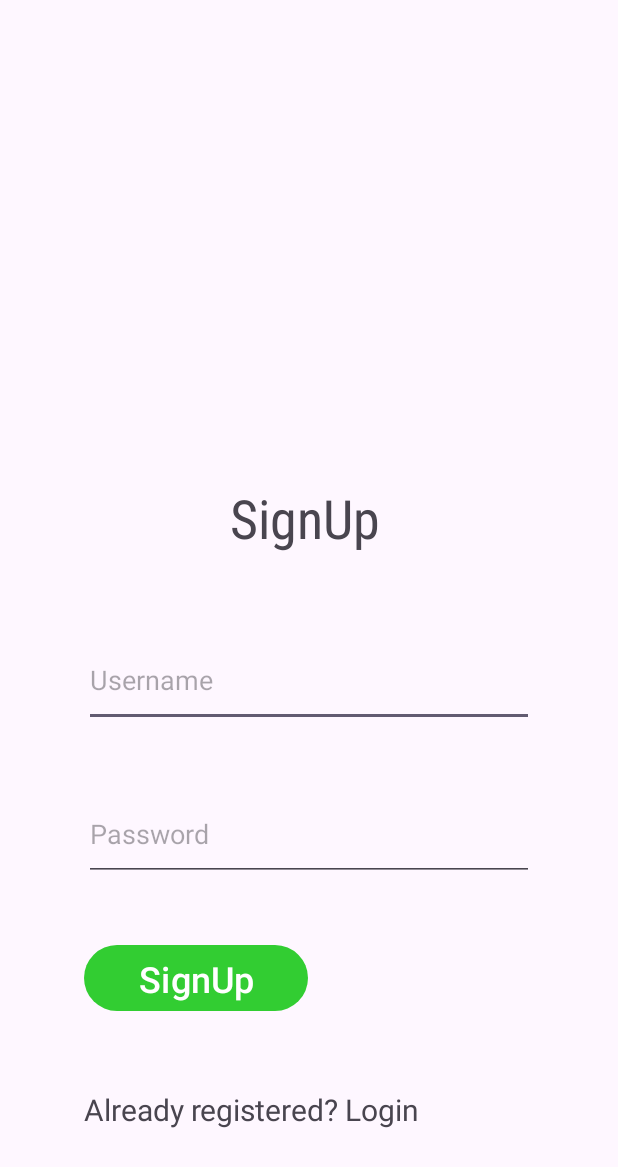
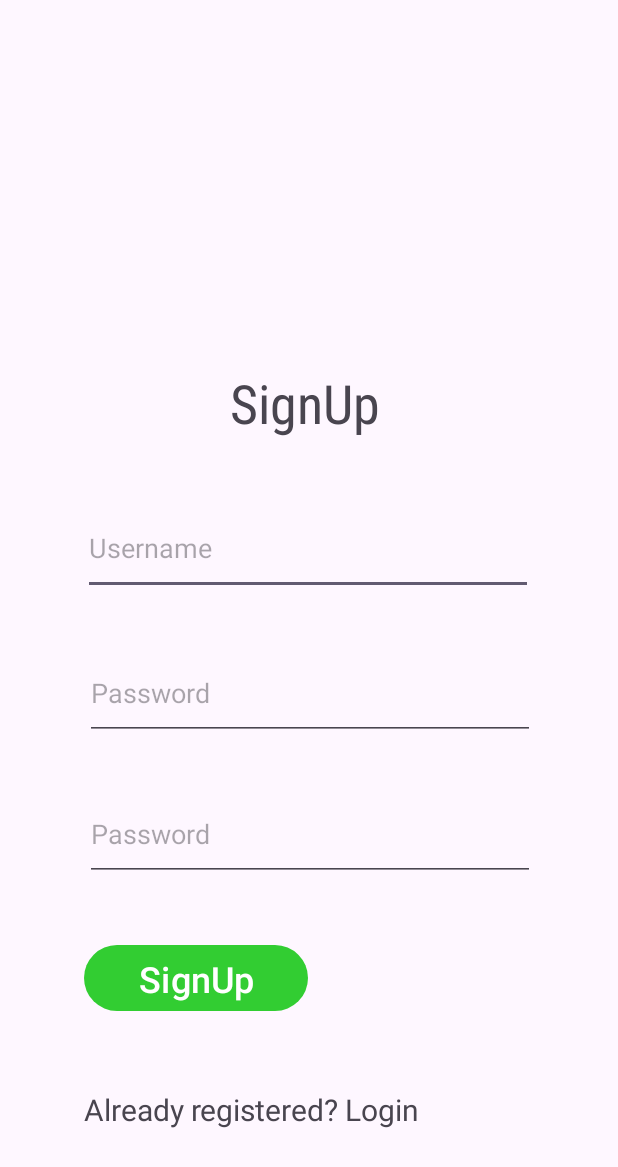
Before and after one commit to TanmayBhuran02/Expense-Tracker-App, an Android app: the SignUpActivity screen opened directly, with no data from a screen before it, after a tap on "SignUp", on a phone screen of 412 x 824 dp. Shown: the top 1167 px of the screen. Run offline under Robolectric (Android 15) with nearby library versions, the phone set to English and light mode, and no system bars.

Commit message:
Redesigned Code

```diff
--- a/app/src/main/java/com/example/expensetracker/DatabaseHelper.kt
+++ b/app/src/main/java/com/example/expensetracker/DatabaseHelper.kt
@@ -11,41 +11,39 @@ class DatabaseHelper(context: Context):
     companion object{
         private const val DATABASE_NAME = "UserDatabase.db"
         private const val DATABASE_VERSION = 1
-        private const val TABLE_NAME = "data"
-        private const val COLUMN_ID = "id"
-        private const val COLUMN_USERNAME = "username"
-        private const val COLUMN_PASSWORD = "password"
     }
 
     override fun onCreate(db: SQLiteDatabase?) {
-        val createTableQuery =  ("CREATE TABLE $TABLE_NAME ("
-                + "$COLUMN_ID INTEGER PRIMARY KEY AUTOINCREMENT, "
-                + "$COLUMN_USERNAME TEXT"
-                + "$COLUMN_PASSWORD TEXT")
+        val createTableQuery =  ("CREATE TABLE data (id INTEGER PRIMARY KEY AUTOINCREMENT, username TEXT , password TEXT)")
         db?.execSQL(createTableQuery)
     }
 
     override fun onUpgrade(db: SQLiteDatabase?, oldVersion: Int, newVersion: Int) {
-        val dropTableQuery = ("DROP TABLE IF EXIST $TABLE_NAME")
+        val dropTableQuery = ("DROP TABLE IF EXIST data")
         db?.execSQL(dropTableQuery)
     }
 
-    fun insertUser(username: String, password: String): Long{
+    fun insertUser(username: String, password: String): Boolean {
         val values = ContentValues().apply{
-            put(COLUMN_USERNAME, username)
-            put(COLUMN_PASSWORD, password)
+            put("username", username)
+            put("password", password)
     }
         val db = writableDatabase
-        return db.insert(TABLE_NAME, null, values)
+        val result = db.insert("data", null, values)
+        if (result == (-1).toLong()){
+            return  false
+        }
+        return true
     }
 
-    fun readUser(username: String, password: String):Boolean{
-        val db = readableDatabase
-        val selection = "$COLUMN_USERNAME = ? AND $COLUMN_PASSWORD = ?"
-        val selectionArgs = arrayOf(username, password)
-        val cursor = db.query(TABLE_NAME, null, selection, selectionArgs, null, null,null )
-        val userExists = cursor.count > 0
-        cursor.close()
-        return userExists
+    fun checkuser(username: String, password: String):Boolean{
+        val db = this.writableDatabase
+        val query = ("select * from data where username = $username and password = $password")
+        val cursor = db.rawQuery(query, null)
+        if (cursor.count<= 0){
+            cursor.close()
+            return false
+        }
+        return true
     }
 }
--- a/app/src/main/java/com/example/expensetracker/SignUpActivity.kt
+++ b/app/src/main/java/com/example/expensetracker/SignUpActivity.kt
@@ -3,44 +3,56 @@ package com.example.expensetracker
 import android.content.Intent
 import androidx.appcompat.app.AppCompatActivity
 import android.os.Bundle
+import android.text.TextUtils
+import android.widget.Button
+import android.widget.EditText
 import android.widget.Toast
-import com.example.expensetracker.databinding.ActivitySignUpBinding
 
 class SignUpActivity : AppCompatActivity() {
 
-    private lateinit var binding: ActivitySignUpBinding
-    private lateinit var databaseHelper: DatabaseHelper
-
+    private lateinit var uname : EditText
+    private lateinit var pword : EditText
+    private lateinit var cpword : EditText
+    private lateinit var sbutton : Button
+    private lateinit var db : DatabaseHelper
 
     override fun onCreate(savedInstanceState: Bundle?) {
         super.onCreate(savedInstanceState)
-        binding = ActivitySignUpBinding.inflate(layoutInflater)
-        setContentView(binding.root)
+        setContentView(R.layout.activity_sign_up)
 
-        databaseHelper = DatabaseHelper(this)
+        uname = findViewById(R.id.signUpUsername)
+        pword = findViewById(R.id.signUpPassword)
+        cpword = findViewById(R.id.signUpConfirmPassword)
+        sbutton = findViewById(R.id.signup_button)
+        db = DatabaseHelper(this)
 
-        binding.signupButton.setOnClickListener {
-            val signUpUsername = binding.signUpUsername.text.toString()
-            val signUpPassword = binding.signUpPassword.text.toString()
-            signupDatabase(signUpUsername, signUpPassword)
-        }
+        sbutton.setOnClickListener{
+            val unametext = uname.text.toString()
+            val pwordtext = pword.text.toString()
+            val cpwordtext = cpword.text.toString()
+            val savedata = db.insertUser(unametext, pwordtext)
 
-        binding.redirectLogin.setOnClickListener{
-            val intent = Intent(this, LoginActivity::class.java)
-            startActivity(intent)
-            finish()
-        }
+            if(TextUtils.isEmpty(unametext) || TextUtils.isEmpty(pwordtext) || TextUtils.isEmpty(cpwordtext))
+            {
+                Toast.makeText(this, "Please enter username and password!", Toast.LENGTH_SHORT).show()
+            }
+            else{
+                if(pwordtext == cpwordtext){
+                    if (savedata){
+                        Toast.makeText(this, "Signup Successful!", Toast.LENGTH_SHORT).show()
+                        val intent = Intent(this, LoginActivity::class.java)
+                        startActivity(intent)
+                    }
+                    else {
+                        Toast.makeText(this, "User Already Exist!", Toast.LENGTH_SHORT).show()
+                    }
+
+                }else{
+                    Toast.makeText(this, "Please match password!", Toast.LENGTH_SHORT).show()
+                }
+            }
+
+    }
     }
 
-    private fun signupDatabase(username: String, password: String){
-        val insertedRowId = databaseHelper.insertUser(username, password)
-        if (insertedRowId != -1L){
-            Toast.makeText(this, "SignUp Successful", Toast.LENGTH_SHORT).show()
-            val intent = Intent(this, LoginActivity::class.java)
-            startActivity(intent)
-            finish()
-        }else {
-            Toast.makeText(this, "SignUp Failed", Toast.LENGTH_SHORT).show()
-        }
-    }
 }
--- a/app/src/main/res/layout/activity_sign_up.xml
+++ b/app/src/main/res/layout/activity_sign_up.xml
@@ -10,27 +10,43 @@
         android:id="@+id/signUpUsername"
         android:layout_width="300dp"
         android:layout_height="62dp"
+        android:autofillHints="username"
+        android:hint="@string/username"
+        android:inputType="text"
         app:layout_constraintBottom_toBottomOf="parent"
         app:layout_constraintEnd_toEndOf="parent"
+        app:layout_constraintHorizontal_bias="0.495"
         app:layout_constraintStart_toStartOf="parent"
         app:layout_constraintTop_toTopOf="parent"
-        app:layout_constraintVertical_bias="0.555"
-        android:hint="@string/username"
-        android:inputType="text"
-        android:autofillHints="username"/>
+        app:layout_constraintVertical_bias="0.439" />
 
     <EditText
         android:id="@+id/signUpPassword"
         android:layout_width="300dp"
         android:layout_height="62dp"
+        android:autofillHints="password"
+        android:hint="@string/password"
+        android:inputType="textPassword"
         app:layout_constraintBottom_toBottomOf="parent"
         app:layout_constraintEnd_toEndOf="parent"
+        app:layout_constraintHorizontal_bias="0.504"
         app:layout_constraintStart_toStartOf="parent"
         app:layout_constraintTop_toTopOf="parent"
-        app:layout_constraintVertical_bias="0.689"
+        app:layout_constraintVertical_bias="0.566" />
+
+    <EditText
+        android:id="@+id/signUpConfirmPassword"
+        android:layout_width="300dp"
+        android:layout_height="62dp"
+        android:autofillHints="password"
         android:hint="@string/password"
         android:inputType="textPassword"
-        android:autofillHints="password"/>
+        app:layout_constraintBottom_toBottomOf="parent"
+        app:layout_constraintEnd_toEndOf="parent"
+        app:layout_constraintHorizontal_bias="0.504"
+        app:layout_constraintStart_toStartOf="parent"
+        app:layout_constraintTop_toTopOf="parent"
+        app:layout_constraintVertical_bias="0.689" />
 
     <Button
         android:id="@+id/signup_button"
@@ -70,9 +86,9 @@
         android:textSize="20sp"
         app:layout_constraintBottom_toBottomOf="parent"
         app:layout_constraintEnd_toEndOf="parent"
-        app:layout_constraintHorizontal_bias="0.311"
+        app:layout_constraintHorizontal_bias="0.311 "
         app:layout_constraintStart_toStartOf="parent"
-        app:layout_constraintTop_toBottomOf="@+id/signUpPassword"
+        app:layout_constraintTop_toBottomOf="@+id/signUpConfirmPassword"
         app:layout_constraintVertical_bias="0.67" />
 
 </androidx.constraintlayout.widget.ConstraintLayout>
```
Also changed, not shown: app/src/main/java/com/example/expensetracker/LoginActivity.kt (+33 -26 lines).
